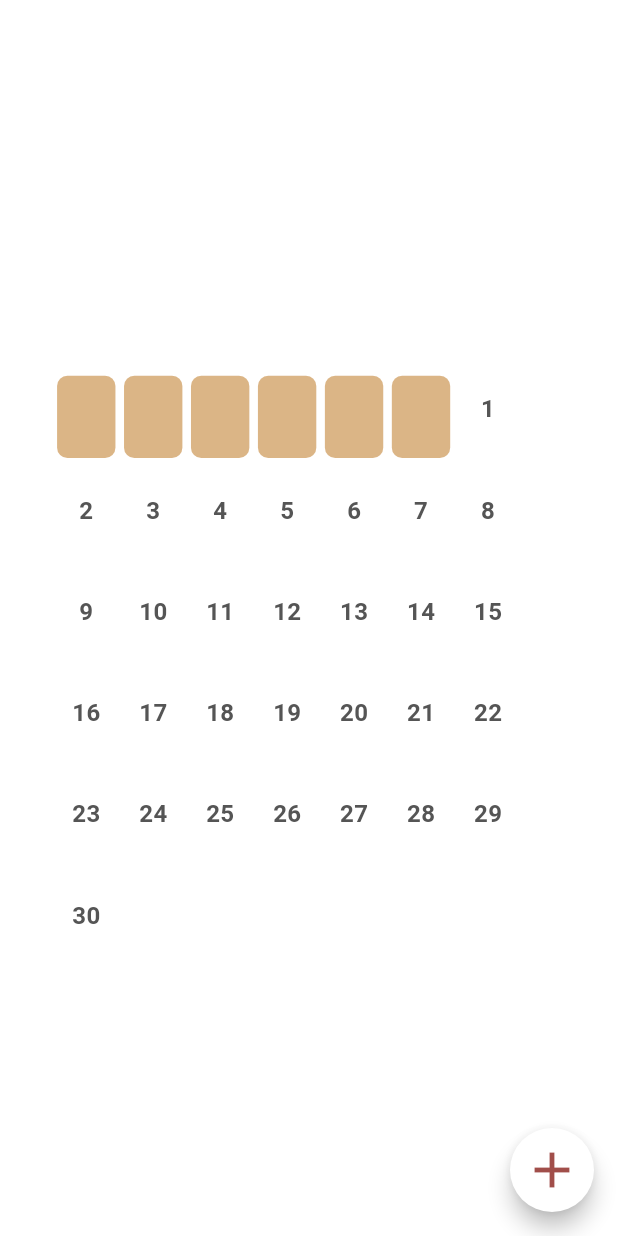
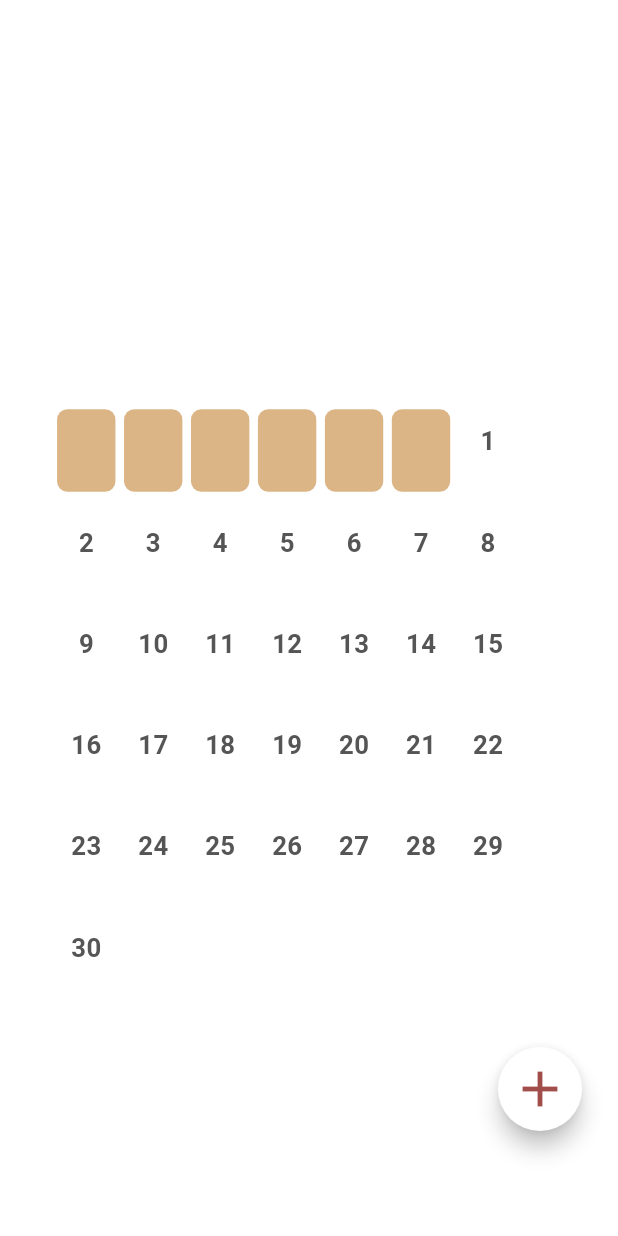
Before and after one commit to Dear-deer-developer/Dear-dear-FE, a Flutter app: the CalendarScreen screen opened directly, on a phone screen of 412 x 824 dp. Run offline on Flutter 3.47's test engine with Material 3 defaults, Android fonts, the phone set to English and light mode, and no system bars; our stand-ins replace flutter_dotenv, flutter_phoenix, flutter_screenutil, get, just_audio, logger and 4 more; missing offline and left inert: audio_session, kakao_flutter_sdk_user; accounts and stored records are empty; network calls fail; Roboto replaces fonts that are missing (KCCGanpan, KakaoSmallSansBold, KakaoSmallSansRegular); statements that could not run were skipped.

Commit message:
ui: 캘린더 폰트 및 레이아웃 구조 정리 - pubspec.yaml 폰트 경로 저장 누락 복원 및 폰트 적용 문제 해결 - 상단 년월/요일/데이 숫자에 공통 폰트 스타일(C2, S2, B3) 적용 - CalendarView 및 DayBox 간격 조정 (title–weekday–grid 여백 확대) - 불필요한 주석 제거 및 코드 구조 정리로 가독성 향상 - FAB 위치 조정 (기기 안전영역 반영, 홈 인디케이터 겹침 방지)

```diff
--- a/lib/view/calendar/calendar_add_event.dart
+++ b/lib/view/calendar/calendar_add_event.dart
@@ -1,18 +1,17 @@
-import 'package:dear_deer_demo/view/calendar/calendar_category_dropdown.dart';
-import 'package:dear_deer_demo/view/calendar/calendar_modal_widget.dart';
 import 'package:flutter/material.dart';
 import 'package:flutter_screenutil/flutter_screenutil.dart';
 import 'package:intl/intl.dart';
 import 'package:dear_deer_demo/data/app_color.dart';
 import 'package:dear_deer_demo/data/font_styles.dart';
+import 'package:dear_deer_demo/view/calendar/calendar_category_dropdown.dart';
+import 'package:dear_deer_demo/view/calendar/calendar_modal_widget.dart';
 
-/// 추가 시트가 상위로 돌려줄 값
 class AddEventResult {
   final DateTime date;
   final String title;
   final String memo;
-  final String uiCategory; // UI 라벨(예: "기타", "일정" 등)
-  const AddEventResult({
+  final String uiCategory;
+  AddEventResult({
     required this.date,
     required this.title,
     required this.memo,
@@ -22,19 +21,15 @@ class AddEventResult {
 
 class AddEvent extends StatefulWidget {
   final DateTime initialDate;
-
-  const AddEvent({
-    Key? key,
-    required this.initialDate,
-  }) : super(key: key);
+  const AddEvent({Key? key, required this.initialDate}) : super(key: key);
 
   @override
   State<AddEvent> createState() => _AddEventState();
 }
 
 class _AddEventState extends State<AddEvent> {
-  final TextEditingController _titleController = TextEditingController();
-  final TextEditingController _memoController = TextEditingController();
+  final _titleController = TextEditingController();
+  final _memoController = TextEditingController();
 
   late DateTime _selectedDate;
   String _selectedCategory = "기타";
@@ -51,6 +46,22 @@ class _AddEventState extends State<AddEvent> {
     _titleController.dispose();
     _memoController.dispose();
     super.dispose();
+  }
+
+  void _submit() {
+    final title = _titleController.text.trim();
+    if (title.isEmpty) return;
+    final memo = _memoController.text.trim();
+
+    Navigator.pop(
+      context,
+      AddEventResult(
+        date: _selectedDate,
+        title: title,
+        memo: memo,
+        uiCategory: _selectedCategory,
+      ),
+    );
   }
 
   @override
@@ -107,20 +118,7 @@ class _AddEventState extends State<AddEvent> {
                   style: FontStyles.S1_reg_13.copyWith(color: AppColors.G_05)),
             ),
             GestureDetector(
-              onTap: () {
-                final title = _titleController.text.trim();
-                if (title.isEmpty) return;
-
-                final result = AddEventResult(
-                  date: _selectedDate,
-                  title: title,
-                  memo: _memoController.text.trim(),
-                  uiCategory: _selectedCategory,
-                );
-
-                // 시트를 닫으면서 결과 객체 반환 → 상위에서 await 후 처리
-                Navigator.pop(context, result);
-              },
+              onTap: _submit,
               child: Text(
                 "확인",
                 style: FontStyles.S1_reg_13.copyWith(color: AppColors.G_05),
--- a/lib/view/calendar/calendar_day_box.dart
+++ b/lib/view/calendar/calendar_day_box.dart
@@ -13,6 +13,7 @@ class CalendarDayBox extends StatelessWidget {
   final DateTime date;
   final void Function(DateTime) onTap;
   final List<CalendarEvent> events;
+  final TextStyle? dayNumberStyle;
 
   const CalendarDayBox({
     Key? key,
@@ -23,6 +24,7 @@ class CalendarDayBox extends StatelessWidget {
     required this.date,
     required this.onTap,
     required this.events,
+    this.dayNumberStyle,
   }) : super(key: key);
 
   @override
@@ -32,6 +34,11 @@ class CalendarDayBox extends StatelessWidget {
           .compareTo(CalendarCategoryMeta.priorityByLabel(b.category)));
 
     final isSpecialDate = date.month == 12 && date.day == 25;
+    final numberColor = isSpecialDate
+        ? AppColors.mainRed
+        : isPast
+            ? AppColors.G_07.withOpacity(0.6)
+            : AppColors.G_07;
 
     return GestureDetector(
       onTap: () => onTap(date),
@@ -45,55 +52,47 @@ class CalendarDayBox extends StatelessWidget {
         child: Stack(
           children: [
             if (isSelected)
+              _topBar(AppColors.mainRed)
+            else if (isToday)
+              _topBar(AppColors.G_04),
+            Align(
+              alignment: const Alignment(0, -0.4),
+              child: Text(
+                '$day',
+                style: (dayNumberStyle ?? FontStyles.C1_bold_14)
+                    .copyWith(color: numberColor),
+              ),
+            ),
             Positioned(
-                top: 0,
               left: 0,
               right: 0,
-                child: Container(
-                  clipBehavior: Clip.hardEdge,
-                  height: 7.h,
-                  decoration: BoxDecoration(
-                    color: AppColors.mainRed,
-                    borderRadius:
-                        BorderRadius.vertical(top: Radius.circular(6.r)),
+              bottom: 5.h,
+              child: _eventDots(sortedEvents),
+            ),
+          ],
         ),
       ),
-              )
-            else if (isToday)
-              Positioned(
+    );
+  }
+
+  Widget _topBar(Color color) => Positioned(
         top: 0,
         left: 0,
         right: 0,
         child: Container(
           height: 7.h,
           decoration: BoxDecoration(
-                    color: AppColors.G_04,
-                    borderRadius:
-                        BorderRadius.vertical(top: Radius.circular(6.r)),
+            color: color,
+            borderRadius: BorderRadius.vertical(top: Radius.circular(6.r)),
           ),
         ),
-              ),
-            Align(
-              alignment: const Alignment(0, -0.4),
-              child: Text(
-                '$day',
-                style: FontStyles.C1_bold_14.copyWith(
-                  color: isSpecialDate
-                      ? AppColors.mainRed
-                      : isPast
-                          ? AppColors.G_07.withOpacity(0.6)
-                          : AppColors.G_07,
-                ),
-              ),
-            ),
-            Positioned(
-              left: 0,
-              right: 0,
-              bottom: 5.h,
-              child: Row(
+      );
+
+  Widget _eventDots(List<CalendarEvent> events) {
+    return Row(
       mainAxisAlignment: MainAxisAlignment.center,
       children: [
-                  ...sortedEvents.take(3).toList().asMap().entries.map((entry) {
+        ...events.take(3).toList().asMap().entries.map((entry) {
           final idx = entry.key;
           final event = entry.value;
           return Padding(
@@ -105,15 +104,19 @@ class CalendarDayBox extends StatelessWidget {
               width: 5.w,
               height: 5.w,
               decoration: BoxDecoration(
-                          color:
-                              CalendarCategoryMeta.colorByLabel(event.category),
+                color: CalendarCategoryMeta.colorByLabel(event.category),
                 shape: BoxShape.circle,
               ),
             ),
           );
         }),
-                  if (sortedEvents.length > 3)
-                    Padding(
+        if (events.length > 3) _overflowDot(events[3].category),
+      ],
+    );
+  }
+
+  Widget _overflowDot(String category) {
+    return Padding(
       padding: EdgeInsets.only(left: 3.w),
       child: SizedBox(
         width: 5.w,
@@ -123,8 +126,7 @@ class CalendarDayBox extends StatelessWidget {
           children: [
             Container(
               decoration: BoxDecoration(
-                                color: CalendarCategoryMeta.colorByLabel(
-                                    sortedEvents[3].category),
+                color: CalendarCategoryMeta.colorByLabel(category),
                 shape: BoxShape.circle,
               ),
             ),
@@ -152,13 +154,6 @@ class CalendarDayBox extends StatelessWidget {
           ],
         ),
       ),
-                    ),
-                ],
-              ),
-            ),
-          ],
-        ),
-      ),
     );
   }
 }
--- a/lib/view/calendar/calendar_screen.dart
+++ b/lib/view/calendar/calendar_screen.dart
@@ -1,9 +1,9 @@
 import 'package:flutter/material.dart';
 import 'package:get/get.dart';
-
+import 'package:dear_deer_demo/data/app_color.dart';
+import 'package:dear_deer_demo/data/font_styles.dart';
 import 'package:dear_deer_demo/controller/schedule_controller.dart';
 import 'package:dear_deer_demo/model/schedule.dart';
-
 import 'package:dear_deer_demo/view/calendar/calendar_event.dart';
 import 'package:dear_deer_demo/view/calendar/calendar_view.dart';
 import 'package:dear_deer_demo/view/calendar/calendar_bottom_sheet.dart';
@@ -19,7 +19,6 @@ class CalendarScreen extends StatefulWidget {
 
 class _CalendarScreenState extends State<CalendarScreen> {
   final _sc = Get.find<ScheduleController>();
-
   late final int _currentYear;
   late final List<DateTime> _months;
   final DateTime _today = DateTime.now();
@@ -48,7 +47,6 @@ class _CalendarScreenState extends State<CalendarScreen> {
     return _sc.monthlyVersion[yyyymm] ?? 0;
   }
 
-  // 월 그리드 점/반원 표시용
   List<CalendarEvent> _eventsFor(DateTime d) {
     final key = _dateOnly(d);
     final schedules = _sc.monthly[key] ?? const <Schedule>[];
@@ -64,7 +62,6 @@ class _CalendarScreenState extends State<CalendarScreen> {
     ];
   }
 
-  // 바텀시트 리스트용
   List<CalendarEvent> _dailyUi() {
     return [
       for (final s in _sc.daily)
@@ -83,19 +80,17 @@ class _CalendarScreenState extends State<CalendarScreen> {
         CalendarCategoryMeta.uiFromLabel(label),
       );
 
-  // "d-123" 또는 "m-...-123"에서 정수 id만 추출
   int? _scheduleIdFromEvent(CalendarEvent e) {
     if (e.id.startsWith('d-')) return int.tryParse(e.id.substring(2));
     final parts = e.id.split('-');
     return parts.isNotEmpty ? int.tryParse(parts.last) : null;
   }
 
-  // 추가 시트 → 결과(await) → 닫힌 뒤 생성/로딩/바텀시트 오픈
   void _openAddSheet() async {
     final AddEventResult? result = await showModalBottomSheet<AddEventResult>(
       context: context,
       isScrollControlled: true,
-      useRootNavigator: true, // 두 시트 모두 동일 네비게이터 사용
+      useRootNavigator: true,
       shape: const RoundedRectangleBorder(
         borderRadius: BorderRadius.vertical(top: Radius.circular(20)),
       ),
@@ -127,7 +122,7 @@ class _CalendarScreenState extends State<CalendarScreen> {
     await showModalBottomSheet(
       context: context,
       isScrollControlled: true,
-      useRootNavigator: true, // 추가 시트와 동일하게 맞춤
+      useRootNavigator: true,
       shape: const RoundedRectangleBorder(
         borderRadius: BorderRadius.vertical(top: Radius.circular(24)),
       ),
@@ -160,8 +155,8 @@ class _CalendarScreenState extends State<CalendarScreen> {
           if (!mounted) return;
           final moved = _dateOnly(evt.date) != newDate;
           if (moved) {
-            Navigator.of(context).pop(); // 기존 시트 닫기
-            await _openDailyBottomSheet(newDate); // 새 날짜로 다시 열기
+            Navigator.of(context).pop();
+            await _openDailyBottomSheet(newDate);
           } else {
             setState(() {});
           }
@@ -172,14 +167,29 @@ class _CalendarScreenState extends State<CalendarScreen> {
 
   @override
   Widget build(BuildContext context) {
+    final titleTextStyle =
+        FontStyles.C2_reg_24.copyWith(color: AppColors.White);
+    final weekdayTextStyle =
+        FontStyles.S2_reg_12.copyWith(color: AppColors.White);
+    final dayNumberTextStyle = FontStyles.B3_bold_15;
+
     return Scaffold(
       backgroundColor: Colors.transparent,
-      floatingActionButton: FloatingActionButton(
-        backgroundColor: Colors.white,
-        shape: const CircleBorder(),
-        onPressed: _openAddSheet,
-        child: const Icon(Icons.add, size: 40, color: Color(0xFFA14E4A)),
+      floatingActionButton: Builder(
+        builder: (context) {
+          final safeBottom = MediaQuery.of(context).padding.bottom;
+          return Padding(
+            padding: EdgeInsets.only(right: 8, bottom: safeBottom + 70),
+            child: FloatingActionButton(
+              backgroundColor: Colors.white,
+              shape: const CircleBorder(),
+              onPressed: _openAddSheet,
+              child: const Icon(Icons.add, size: 40, color: Color(0xFFA14E4A)),
+            ),
+          );
+        },
       ),
+      floatingActionButtonLocation: FloatingActionButtonLocation.endDocked,
       body: SafeArea(
         child: Obx(() {
           final _ = _sc.monthly.length;
@@ -209,6 +219,9 @@ class _CalendarScreenState extends State<CalendarScreen> {
                   await _openDailyBottomSheet(_selectedDate!);
                 },
                 dataVersion: version,
+                titleStyle: titleTextStyle,
+                weekdayStyle: weekdayTextStyle,
+                dayNumberStyle: dayNumberTextStyle,
               );
             },
           );
--- a/lib/view/calendar/calendar_view.dart
+++ b/lib/view/calendar/calendar_view.dart
@@ -2,11 +2,10 @@ import 'package:flutter/material.dart';
 import 'package:intl/intl.dart';
 import 'package:flutter_screenutil/flutter_screenutil.dart';
 import 'package:dear_deer_demo/data/app_color.dart';
-import 'package:dear_deer_demo/data/font_styles.dart';
-import 'calendar_day_box.dart';
-import 'calendar_blank_box.dart';
-import 'calendar_weekday_header.dart';
-import 'calendar_event.dart';
+import 'package:dear_deer_demo/view/calendar/calendar_day_box.dart';
+import 'package:dear_deer_demo/view/calendar/calendar_blank_box.dart';
+import 'package:dear_deer_demo/view/calendar/calendar_weekday_header.dart';
+import 'package:dear_deer_demo/view/calendar/calendar_event.dart';
 
 class CalendarView extends StatelessWidget {
   final DateTime monthDate;
@@ -14,7 +13,11 @@ class CalendarView extends StatelessWidget {
   final DateTime? selectedDate;
   final DateTime today;
   final List<CalendarEvent> Function(DateTime) getEventsForDate;
-  final int dataVersion; // 월 데이터 버전
+  final int dataVersion;
+
+  final TextStyle titleStyle;
+  final TextStyle weekdayStyle;
+  final TextStyle dayNumberStyle;
 
   const CalendarView({
     Key? key,
@@ -24,6 +27,9 @@ class CalendarView extends StatelessWidget {
     required this.today,
     required this.getEventsForDate,
     required this.dataVersion,
+    required this.titleStyle,
+    required this.weekdayStyle,
+    required this.dayNumberStyle,
   }) : super(key: key);
 
   @override
@@ -35,7 +41,6 @@ class CalendarView extends StatelessWidget {
     final startWeekday = firstDay.weekday % 7;
 
     final boxWidgets = <Widget>[];
-
     for (int i = 0; i < startWeekday; i++) {
       boxWidgets.add(const CalendarBlankBox());
     }
@@ -47,7 +52,6 @@ class CalendarView extends StatelessWidget {
       final isToday = _isSameDate(thisDay, today);
       final isSelected =
           selectedDate != null && _isSameDate(thisDay, selectedDate!);
-
       final dayEvents = getEventsForDate(thisDay);
 
       boxWidgets.add(
@@ -60,6 +64,7 @@ class CalendarView extends StatelessWidget {
           date: thisDay,
           onTap: onDayTap,
           events: dayEvents,
+          dayNumberStyle: dayNumberStyle,
         ),
       );
     }
@@ -68,13 +73,11 @@ class CalendarView extends StatelessWidget {
       padding: EdgeInsets.only(left: 33.w, right: 58.5.w),
       child: Column(
         children: [
-          SizedBox(height: 115.h),
-          Text(
-            DateFormat('yyyy.MM').format(monthDate),
-            style: FontStyles.C2_reg_24.copyWith(color: AppColors.White),
-          ),
-          SizedBox(height: 20.h),
-          const CalendarWeekdayHeader(),
+          SizedBox(height: 150.h),
+          Text(DateFormat('yyyy.MM').format(monthDate), style: titleStyle),
+          SizedBox(height: 30.h),
+          CalendarWeekdayHeader(textStyle: weekdayStyle),
+          SizedBox(height: 6.h),
           SizedBox(
             width: (34.w * 7) + (5.w * 6),
             child: GridView.builder(
--- a/lib/view/calendar/calendar_weekday_header.dart
+++ b/lib/view/calendar/calendar_weekday_header.dart
@@ -1,31 +1,30 @@
 import 'package:flutter/material.dart';
 import 'package:flutter_screenutil/flutter_screenutil.dart';
 import 'package:dear_deer_demo/data/app_color.dart';
-import 'package:dear_deer_demo/data/font_styles.dart';
 
 class CalendarWeekdayHeader extends StatelessWidget {
-  const CalendarWeekdayHeader({super.key});
+  final TextStyle? textStyle;
+  const CalendarWeekdayHeader({Key? key, this.textStyle}) : super(key: key);
 
   @override
   Widget build(BuildContext context) {
-    const days = ['일', '월', '화', '수', '목', '금', '토'];
-    return SizedBox(
-      width: (34.w * 7) + (5.w * 6),
-      child: Row(
-        mainAxisAlignment: MainAxisAlignment.center,
-        children: List.generate(7, (i) {
-          return Container(
+    const labels = ['일', '월', '화', '수', '목', '금', '토'];
+
+    return Row(
+      mainAxisAlignment: MainAxisAlignment.spaceBetween,
+      children: [
+        for (final w in labels)
+          SizedBox(
             width: 34.w,
-            height: 48.h,
-            margin: EdgeInsets.only(right: i != 6 ? 5.w : 0),
-            alignment: Alignment.center,
-            child: Text(
-              days[i],
-              style: FontStyles.S2_reg_12.copyWith(color: AppColors.White),
+            child: Center(
+              child: Text(
+                w,
+                style: (textStyle ?? Theme.of(context).textTheme.labelMedium)
+                    ?.copyWith(color: AppColors.White),
+              ),
             ),
-          );
-        }),
-      ),
+          ),
+      ],
     );
   }
 }
```
Also changed, not shown: pubspec.yaml (+26 -22 lines). Lines whose indentation alone changed are shown as unchanged.
